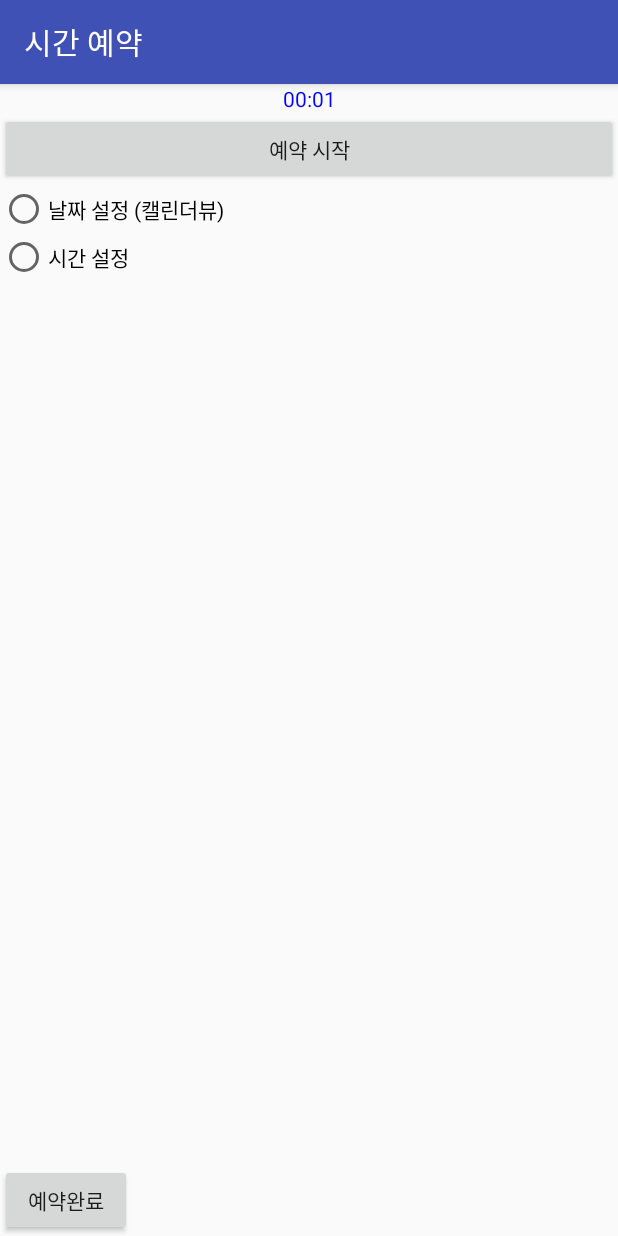
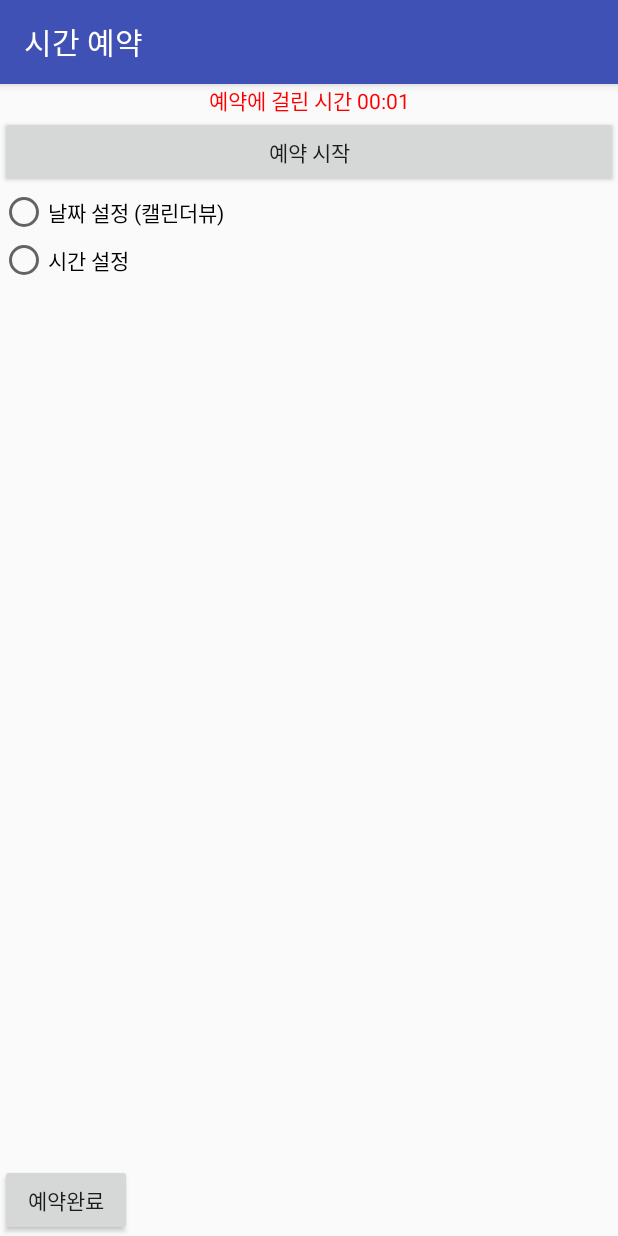
Before and after one commit to malsung12/Chronometer, an Android app: the screen it shows after launch (MainActivity), after a tap on "예약 시작", on a phone screen of 412 x 824 dp. Run offline under Robolectric (Android 15) with nearby library versions, the phone set to English and light mode, and no system bars.

Commit message:
3번째 커밋

```diff
--- a/app/src/main/java/com/example/a403/myapplication/MainActivity.java
+++ b/app/src/main/java/com/example/a403/myapplication/MainActivity.java
@@ -58,7 +58,7 @@ public class MainActivity extends AppCompatActivity {
             public void onClick(View v) {
                 chronometer3.setBase(SystemClock.elapsedRealtime());
                 chronometer3.start();
-                chronometer3.setTextColor(0xFF0000ff);
+                chronometer3.setTextColor(Color.RED);
             }
         });
 
--- a/app/src/main/res/layout/activity_main.xml
+++ b/app/src/main/res/layout/activity_main.xml
@@ -10,7 +10,7 @@
 
 
     <Chronometer
-        android:text="예약에 걸린 시간"
+        android:format="예약에 걸린 시간 %s"
         android:layout_width="match_parent"
         android:layout_height="wrap_content"
         android:gravity="center"
--- a/build.gradle
+++ b/build.gradle
@@ -5,7 +5,7 @@ buildscript {
         jcenter()
     }
     dependencies {
-        classpath 'com.android.tools.build:gradle:2.2.1'
+        classpath 'com.android.tools.build:gradle:2.2.2'
 
         // NOTE: Do not place your application dependencies here; they belong
         // in the individual module build.gradle files
```
